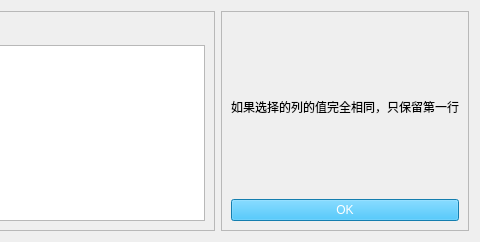
This is SciTools/uipopup/uipy/distinct_row.ui in xihuyu20000/learn-python as Qt 5 draws it before an edit; both pictures show x 220 to 700 and y 0 to 242 of the 700 by 242 pixel window. The edited form follows.
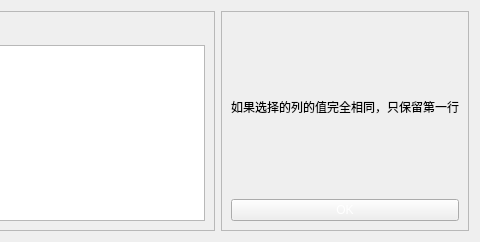
This is the edited form.

```diff
--- a/SciTools/uipopup/uipy/distinct_row.ui
+++ b/SciTools/uipopup/uipy/distinct_row.ui
@@ -59,7 +59,9 @@
       <item>
        <widget class="QPushButton" name="btn_ok">
         <property name="styleSheet">
-         <string notr="true">color: rgb(255, 255, 255); background-color: rgb(28, 177, 245);</string>
+                                    <string notr="true">color: rgb(255, 255, 255); background-color: rgb(28, 177,
+                                        245);
+                                    </string>
         </property>
         <property name="text">
          <string>OK</string>
```
Lines whose indentation alone changed are shown as unchanged.
